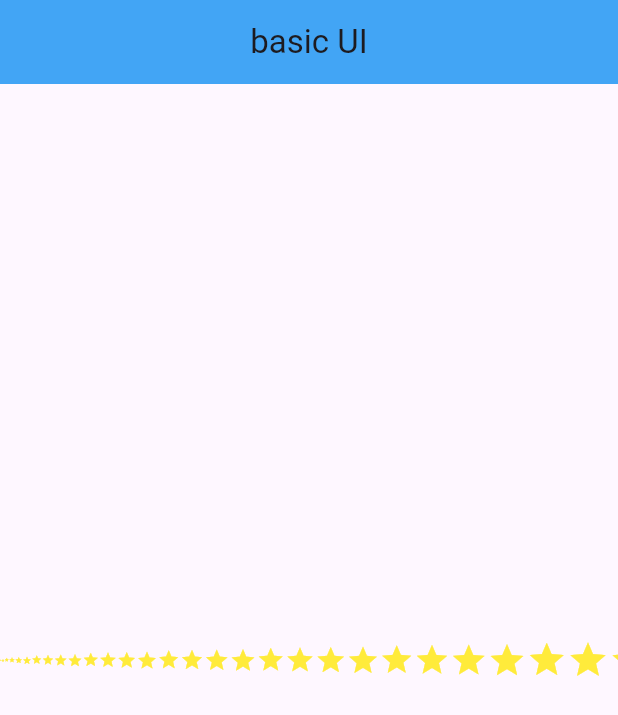
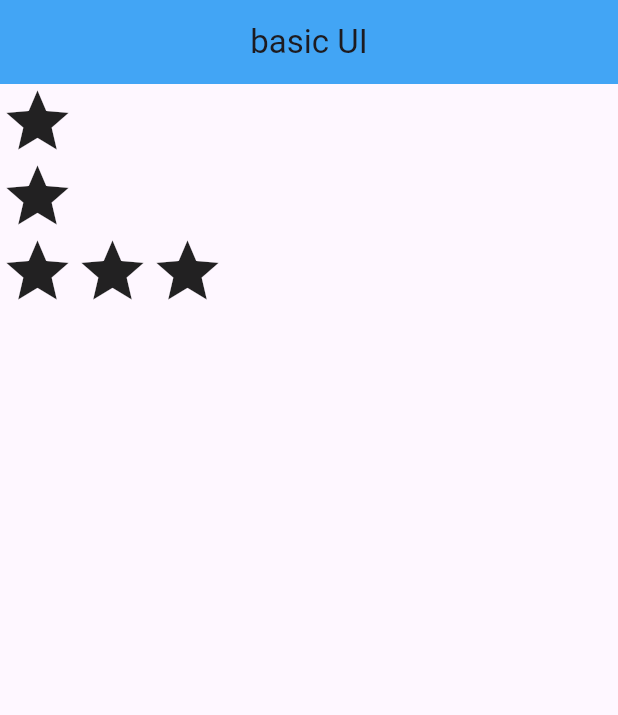
Before and after one commit to smjoy222/flutter_application_1, a Flutter app: the screen it shows after launch, on a phone screen of 412 x 824 dp. Shown: the top 715 px of the screen. Run offline on Flutter 3.47's test engine with Material 3 defaults, Android fonts, the phone set to English and light mode, and no system bars.

Commit message:
nasted practise

```diff
--- a/lib/main.dart
+++ b/lib/main.dart
@@ -18,23 +18,34 @@ class Lab5 extends StatelessWidget {
           backgroundColor: Colors.blue[400],
           centerTitle: true,
         ),
-          body: SingleChildScrollView(
-            scrollDirection: Axis.horizontal,
-            child: Container(
-              height: double.infinity,
-              child: Row(
-                mainAxisAlignment: MainAxisAlignment.spaceEvenly,
-                crossAxisAlignment: CrossAxisAlignment.center,
-                children: List.generate(
-                  100,
-                  (index) => Icon(
+        body: Column(
+          crossAxisAlignment: CrossAxisAlignment.start,
+          children: [
+              Icon(
                 Icons.star,
-                    size: index.toDouble(),
-                    color: Colors.yellow,
+                size: 50,
               ),
+               Icon(
+                Icons.star,
+                size: 50,
               ),
+              Row(
+                children: [
+                  Icon(
+                    Icons.star,
+                    size: 50,
                   ),
+                  Icon(
+                    Icons.star,
+                    size: 50,
                   ),
+                  Icon(
+                    Icons.star,
+                    size: 50,
+                  ),
+                ],
+              ),
+            ],
         ),
       ),
     );
```
Lines whose indentation alone changed are shown as unchanged.
